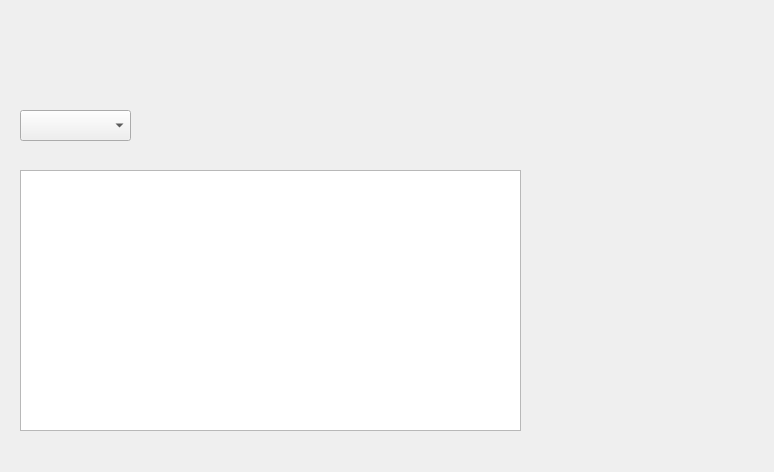
Hayai01/BoxLoad, file kardexform.ui: the form before one commit.
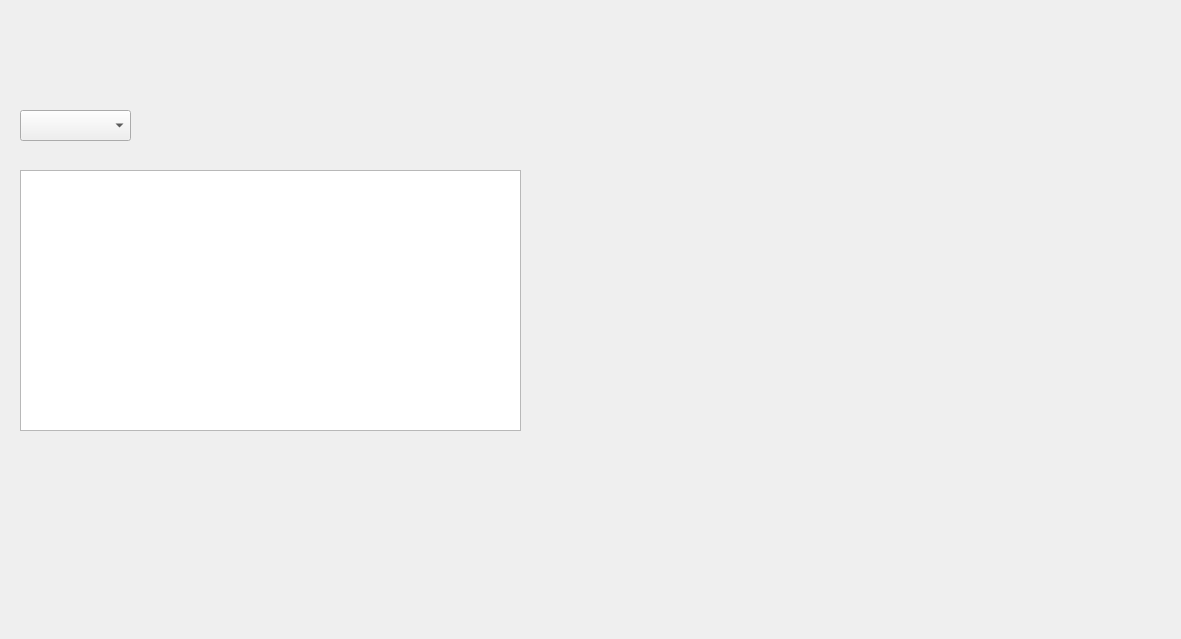
The form after the commit.

Commit message: Grafica del kardex

What changed in the file:
```diff
--- a/kardexform.ui
+++ b/kardexform.ui
@@ -6,8 +6,8 @@
    <rect>
     <x>0</x>
     <y>0</y>
-    <width>774</width>
-    <height>472</height>
+    <width>1181</width>
+    <height>639</height>
    </rect>
   </property>
   <property name="windowTitle">
@@ -33,6 +33,25 @@
     </rect>
    </property>
   </widget>
+  <widget class="QLabel" name="graficaWidget">
+   <property name="geometry">
+    <rect>
+     <x>550</x>
+     <y>160</y>
+     <width>521</width>
+     <height>271</height>
+    </rect>
+   </property>
+   <property name="autoFillBackground">
+    <bool>true</bool>
+   </property>
+   <property name="text">
+    <string/>
+   </property>
+   <property name="margin">
+    <number>0</number>
+   </property>
+  </widget>
  </widget>
  <resources/>
  <connections/>
```
The commit also changes 9 other files.
